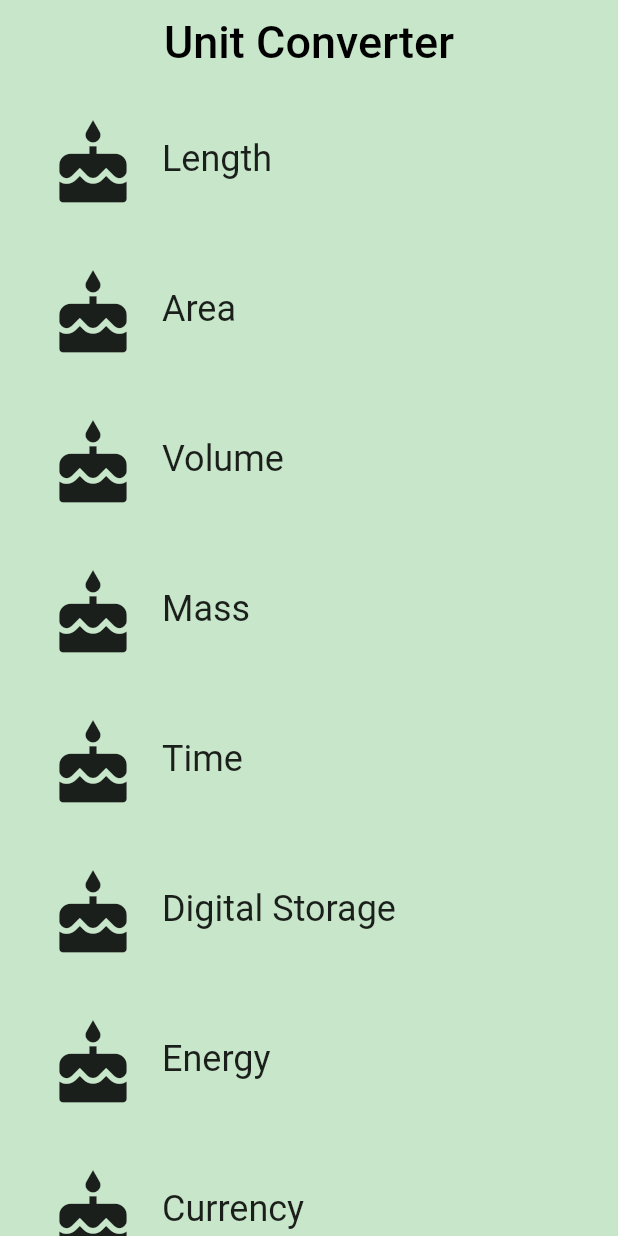
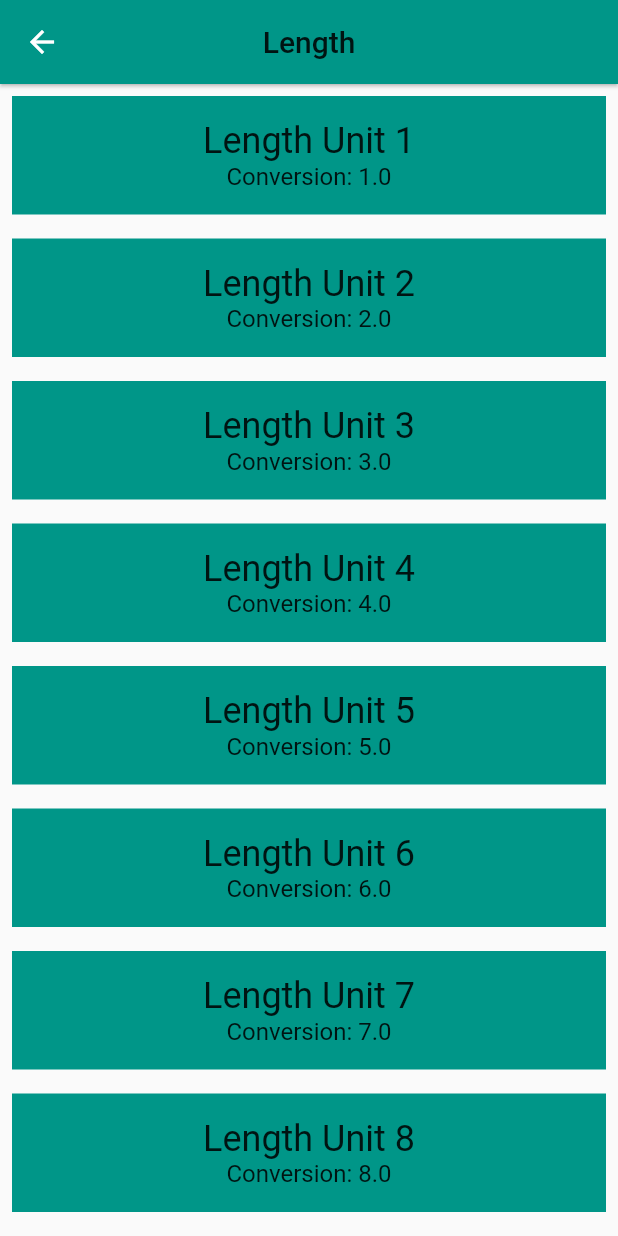
Before and after one commit to takayan40/hello_rectangle, a Flutter app: the screen it shows after launch, after a tap on "Length", on a phone screen of 412 x 824 dp. Run offline on Flutter 3.47's test engine with Material 2 defaults, Android fonts, the phone set to English and light mode, and no system bars.

Commit message:
navigation_04

```diff
--- a/lib/category.dart
+++ b/lib/category.dart
@@ -5,7 +5,8 @@
 // To keep your imports tidy, follow the ordering guidelines at
 // https://www.dartlang.org/guides/language/effective-dart/style#ordering
 import 'package:flutter/material.dart';
-// @required is defined in the meta.dart package
+import 'package:hellorectangle/converter_route.dart';
+import 'package:hellorectangle/unit.dart';
 import 'package:meta/meta.dart';
 
 // We use an underscore to indicate that these variables are private.
@@ -21,6 +22,7 @@ class Category extends StatelessWidget {
   final String name;
   final ColorSwatch color;
   final IconData iconLocation;
+  final List<Unit> units;
 
   /// Creates a [Category].
   ///
@@ -34,10 +36,32 @@ class Category extends StatelessWidget {
     @required this.name,
     @required this.color,
     @required this.iconLocation,
+    @required this.units,
   })  : assert(name != null),
         assert(color != null),
         assert(iconLocation != null),
+        assert(units != null),
         super(key: key);
+
+  /// Navigates to the [ConverterRoute].
+  void _navigateToConverter(BuildContext context) {
+    // TODO: Using the Navigator, navigate to the [ConverterRoute]
+    Navigator.of(context).push(MaterialPageRoute<Null>(
+      builder: (BuildContext context) {
+        return Scaffold(
+          appBar: AppBar(
+            elevation: 1.0,
+            title: Text(name, style: Theme.of(context).textTheme.headline6),
+            centerTitle: true,
+            backgroundColor: color,
+          ),
+          body: ConverterRoute(
+          color: color,
+          units: units),
+        );
+      },
+    ));
+  }
 
   /// Builds a custom widget that shows [Category] information.
   ///
@@ -58,8 +82,9 @@ class Category extends StatelessWidget {
           splashColor: color,
           // We can use either the () => function() or the () { function(); }
           // syntax.
+          // TODO: Update this onTap property to call _navigateToConverter()
           onTap: () {
-            print('I was tapped!');
+            _navigateToConverter(context);
           },
           child: Padding(
             padding: EdgeInsets.all(8.0),
--- a/lib/category_route.dart
+++ b/lib/category_route.dart
@@ -3,12 +3,11 @@
 // found in the LICENSE file.
 
 import 'package:flutter/material.dart';
+import 'package:hellorectangle/unit.dart';
 
 import 'category.dart';
 
-// TODO: Check if we need to import anything
 final _backgroundColor = Colors.green[100];
-// TODO: Define any constants
 
 /// Category Route (screen).
 ///
@@ -42,6 +41,9 @@ class CategoryRoute extends StatelessWidget {
     Colors.red,
   ];
 
+  /// Makes the correct number of rows for the list view.
+  ///
+  /// For portrait, we use a [ListView].
   Widget _buildCategoryWidgets(List<Widget> categories) {
     return ListView.builder(
       itemBuilder: (BuildContext context, int index) => categories[index],
@@ -49,11 +51,19 @@ class CategoryRoute extends StatelessWidget {
     );
   }
 
+  /// Returns a list of mock [Unit]s.
+  List<Unit> _retrieveUnitList(String categoryName) {
+    return List.generate(10, (int i) {
+      i += 1;
+      return Unit(
+        name: '$categoryName Unit $i',
+        conversion: i.toDouble(),
+      );
+    });
+  }
+
   @override
   Widget build(BuildContext context) {
-    // TODO: Create a list of the eight Categories, using the names and colors
-    // from above. Use a placeholder icon, such as `Icons.cake` for each
-    // Category. We'll add custom icons later.
     final categories = <Category>[];
 
     for (var i = 0; i < _categoryNames.length; i++) {
@@ -61,17 +71,16 @@ class CategoryRoute extends StatelessWidget {
         name: _categoryNames[i],
         color: _baseColors[i],
         iconLocation: Icons.cake,
+        units: _retrieveUnitList(_categoryNames[i]),
       ));
     }
 
-    // TODO: Create a list view of the Categories
     final listView = Container(
       color: _backgroundColor,
       padding: EdgeInsets.symmetric(horizontal: 8.0),
       child: _buildCategoryWidgets(categories),
     );
 
-    // TODO: Create an App Bar
     final appBar = AppBar(
       elevation: 0.0,
       title: Text(
--- /dev/null
+++ b/lib/converter_route.dart
@@ -0,0 +1,56 @@
+// Copyright 2018 The Chromium Authors. All rights reserved.
+// Use of this source code is governed by a BSD-style license that can be
+// found in the LICENSE file.
+
+import 'package:flutter/material.dart';
+import 'package:hellorectangle/unit.dart';
+import 'package:meta/meta.dart';
+
+/// Converter screen where users can input amounts to convert.
+///
+/// Currently, it just displays a list of mock units.
+///
+/// While it is named ConverterRoute, a more apt name would be ConverterScreen,
+/// because it is responsible for the UI at the route's destination.
+class ConverterRoute extends StatelessWidget {
+  /// Units for this [Category].
+  final Color color;
+  final List<Unit> units;
+
+  /// This [ConverterRoute] requires the color and units to not be null.
+  // TODO: Pass in the [Category]'s color
+  const ConverterRoute({
+    @required this.color,
+    @required this.units,
+  })  : assert(color != null),
+        assert(units != null);
+
+  @override
+  Widget build(BuildContext context) {
+    // Here is just a placeholder for a list of mock units
+    final unitWidgets = units.map((Unit unit) {
+      // TODO: Set the color for this Container
+      return Container(
+        color: color,
+        margin: EdgeInsets.all(8.0),
+        padding: EdgeInsets.all(16.0),
+        child: Column(
+          children: <Widget>[
+            Text(
+              unit.name,
+              style: Theme.of(context).textTheme.headline,
+            ),
+            Text(
+              'Conversion: ${unit.conversion}',
+              style: Theme.of(context).textTheme.subhead,
+            ),
+          ],
+        ),
+      );
+    }).toList();
+
+    return ListView(
+      children: unitWidgets,
+    );
+  }
+}
--- /dev/null
+++ b/lib/unit.dart
@@ -0,0 +1,27 @@
+// Copyright 2018 The Chromium Authors. All rights reserved.
+// Use of this source code is governed by a BSD-style license that can be
+// found in the LICENSE file.
+
+import 'package:meta/meta.dart';
+
+/// Information about a [Unit].
+class Unit {
+  final String name;
+  final double conversion;
+
+  /// A [Unit] stores its name and conversion factor.
+  ///
+  /// An example would be 'Meter' and '1.0'.
+  const Unit({
+    @required this.name,
+    @required this.conversion,
+  })  : assert(name != null),
+        assert(conversion != null);
+
+  /// Creates a [Unit] from a JSON object.
+  Unit.fromJson(Map jsonMap)
+      : assert(jsonMap['name'] != null),
+        assert(jsonMap['conversion'] != null),
+        name = jsonMap['name'],
+        conversion = jsonMap['conversion'].toDouble();
+}
```
Also changed, not shown: lib/main.dart (+7 -5 lines).
